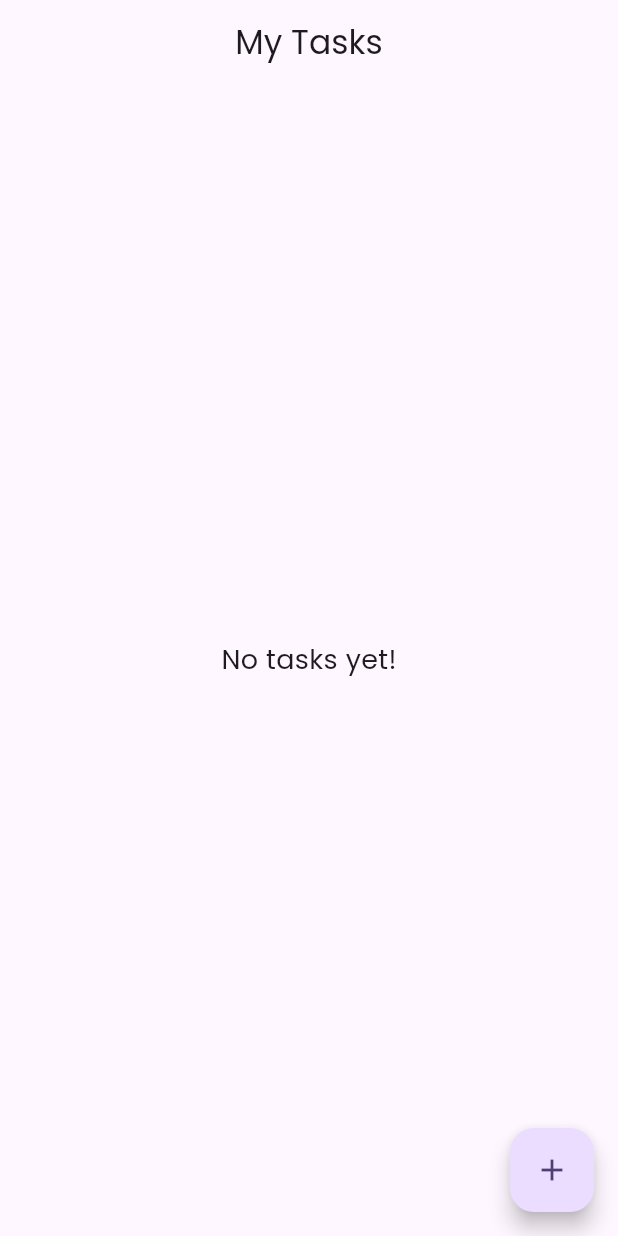
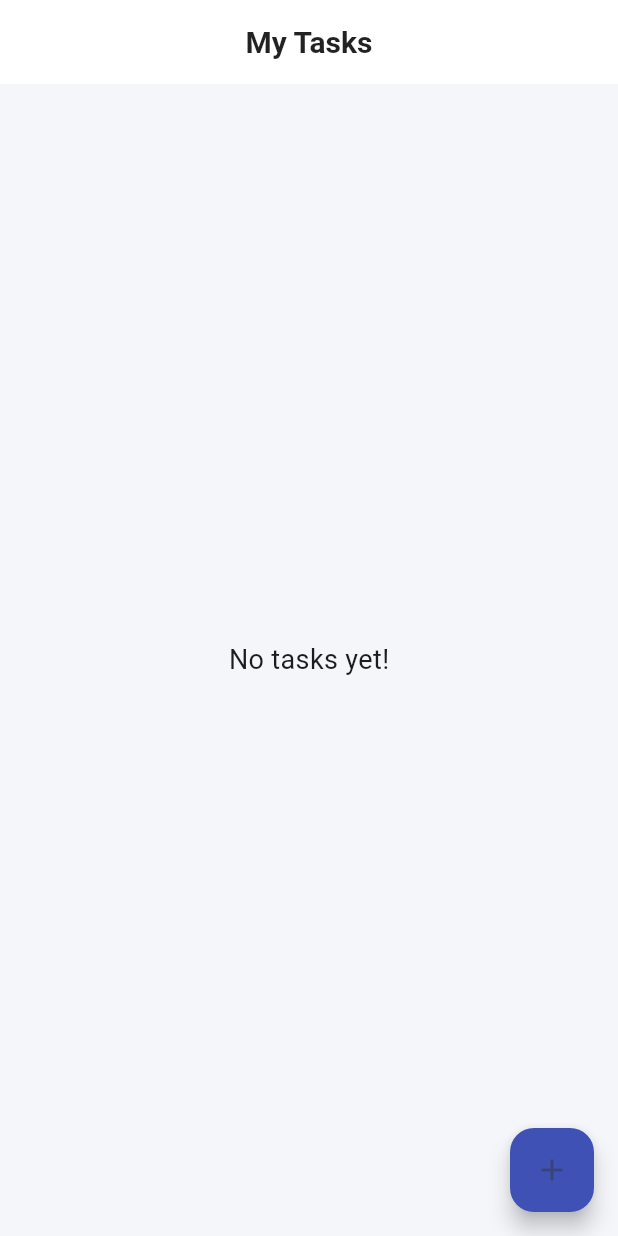
Before and after one commit to AndresCastilloPlata/taskly_todo_app, a Flutter app: the screen it shows after launch, on a phone screen of 412 x 824 dp. Run offline on Flutter 3.47's test engine with Material 3 defaults, Android fonts, the phone set to English and light mode, and no system bars; our stand-ins replace equatable, flutter_riverpod.

Commit message:
apply global theme with modern color scheme and Material 3

```diff
--- /dev/null
+++ b/lib/core/theme/app_theme.dart
@@ -0,0 +1,21 @@
+import 'package:flutter/material.dart';
+
+class AppTheme {
+  static final light = ThemeData(
+    colorScheme: ColorScheme.fromSeed(seedColor: Colors.indigo),
+    useMaterial3: true,
+    scaffoldBackgroundColor: const Color(0xfff5f6fa),
+    appBarTheme: const AppBarTheme(
+      backgroundColor: Colors.white,
+      foregroundColor: Colors.black87,
+      elevation: 0,
+    ),
+    textTheme: const TextTheme(
+      titleLarge: TextStyle(fontSize: 20, fontWeight: FontWeight.bold),
+      bodyMedium: TextStyle(fontSize: 16),
+    ),
+    floatingActionButtonTheme: const FloatingActionButtonThemeData(
+      backgroundColor: Colors.indigo,
+    ),
+  );
+}
--- a/lib/main.dart
+++ b/lib/main.dart
@@ -1,6 +1,7 @@
 import 'package:flutter/material.dart';
 import 'package:flutter_riverpod/flutter_riverpod.dart';
-import 'package:google_fonts/google_fonts.dart';
+
+import 'package:taskly_todo_app/core/theme/app_theme.dart';
 import 'package:taskly_todo_app/features/tasks/presentation/screens/task_list_screen.dart';
 
 void main() {
@@ -15,10 +16,7 @@ class TasklyApp extends StatelessWidget {
     return MaterialApp(
       debugShowCheckedModeBanner: false,
       title: 'Taskly',
-      theme: ThemeData(
-        colorScheme: ColorScheme.fromSeed(seedColor: Colors.deepPurple),
-        textTheme: GoogleFonts.poppinsTextTheme(),
-      ),
+      theme: AppTheme.light,
       home: const TaskListScreen(),
     );
   }
```
